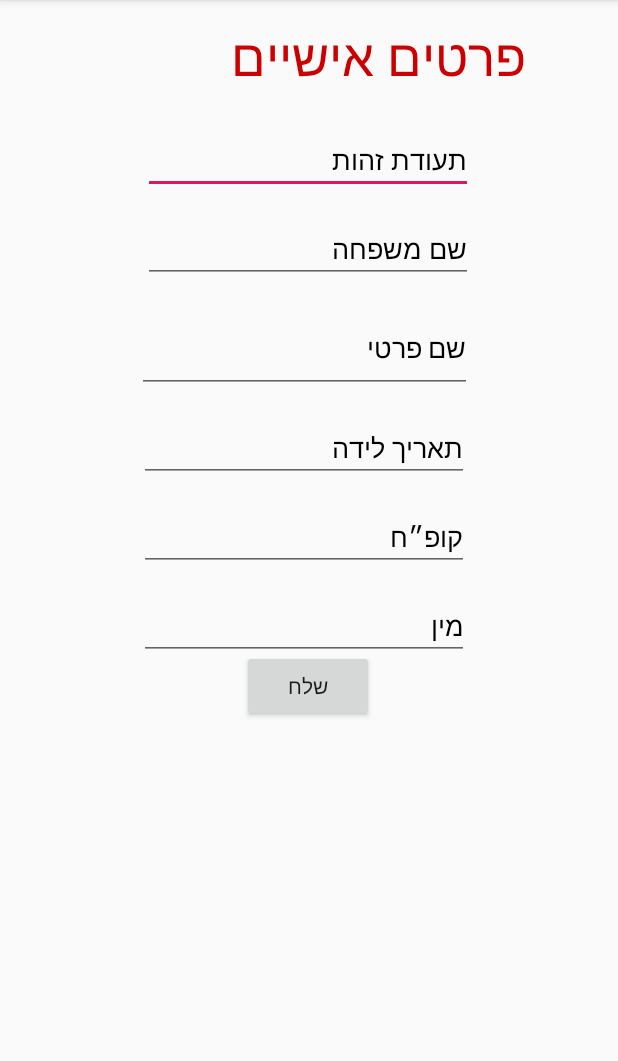
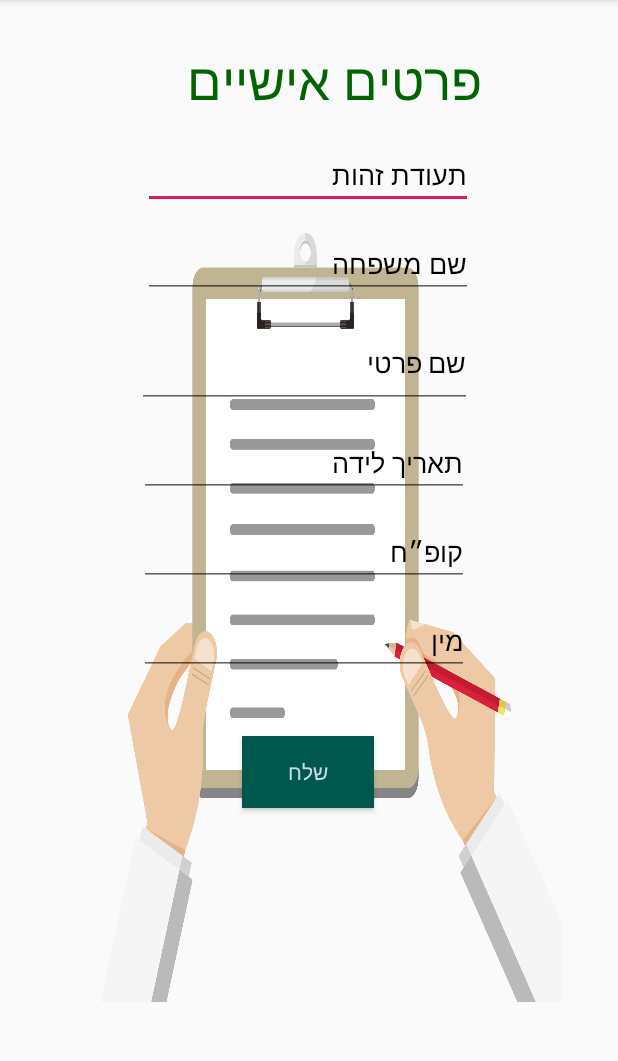
Before and after one commit to EladAbramov/emergenciesApp, an Android app: the ProfileActivity screen opened directly, with no data from a screen before it, on a phone screen of 412 x 824 dp, the part 84-1145 px from its top. Run offline under Robolectric (Android 15) with nearby library versions, the light colour scheme and no system bars; our stand-ins replace Firebase (no records; nobody signed in at launch, a user with empty details on screens opened directly).

Commit message:
new changes

```diff
--- a/app/build.gradle
+++ b/app/build.gradle
@@ -23,7 +23,7 @@ android {
 
 dependencies {
     implementation fileTree(dir: 'libs', include: ['*.jar'])
-    implementation 'androidx.appcompat:appcompat:1.1.0'
+    implementation 'androidx.appcompat:appcompat:1.2.0'
     implementation 'androidx.constraintlayout:constraintlayout:1.1.3'
     implementation 'com.google.firebase:firebase-analytics:17.4.4'
     implementation 'com.google.firebase:firebase-auth:19.3.2'
@@ -36,4 +36,6 @@ dependencies {
     testImplementation 'junit:junit:4.12'
     androidTestImplementation 'androidx.test:runner:1.2.0'
     androidTestImplementation 'androidx.test.espresso:espresso-core:3.2.0'
+    implementation 'com.google.android.material:material:1.2.0'
+
 }
--- a/app/src/main/java/com/example/myproject/authentication/AuthActivity.java
+++ b/app/src/main/java/com/example/myproject/authentication/AuthActivity.java
@@ -13,7 +13,7 @@ import com.google.firebase.auth.FirebaseAuth;
 import com.google.firebase.auth.FirebaseUser;
 
 public class AuthActivity extends AppCompatActivity {
-    public static EditText editTextMobile;
+    public EditText editTextMobile;
     Button btnContinue;
     FirebaseUser currentUser;
 
@@ -37,7 +37,7 @@ public class AuthActivity extends AppCompatActivity {
                 public void onClick(View v) {
                     String mobileNo = editTextMobile.getText().toString().trim();
                     if (mobileNo.isEmpty() || mobileNo.length() < 12) {
-                        editTextMobile.setError("Enter a valid mobile");
+                        editTextMobile.setError("Enter auth_screen_background valid mobile");
                         editTextMobile.requestFocus();
                         return;
                     }
@@ -49,6 +49,4 @@ public class AuthActivity extends AppCompatActivity {
         }
     }
 
-
-
 }
--- a/app/src/main/res/layout/activity_profile.xml
+++ b/app/src/main/res/layout/activity_profile.xml
@@ -4,19 +4,18 @@
     xmlns:tools="http://schemas.android.com/tools"
     android:layout_width="match_parent"
     android:layout_height="match_parent"
+    android:background="@drawable/form2_background"
     tools:context=".authentication.ProfileActivity">
-
-
 
     <TextView
         android:id="@+id/PrsonalDetails"
-        android:layout_width="287dp"
-        android:layout_height="56dp"
-        android:layout_margin="14dp"
-        android:layout_marginTop="28dp"
+        android:layout_width="250dp"
+        android:layout_height="50dp"
+        android:layout_marginEnd="20dp"
+        android:layout_marginTop="30dp"
         android:text="@string/pdeatails"
         android:textAppearance="@style/TextAppearance.AppCompat.Display1"
-        android:textColor="@android:color/holo_red_dark"
+        android:textColor="#006400"
         app:layout_constraintEnd_toEndOf="parent"
         app:layout_constraintHorizontal_bias="0.495"
         app:layout_constraintStart_toStartOf="parent"
@@ -118,18 +117,20 @@
         android:inputType="text"
         android:importantForAutofill="no" />
 
-
     <Button
         android:id="@+id/sent"
         android:layout_width="wrap_content"
         android:layout_height="wrap_content"
+        android:layout_centerHorizontal="true"
+        android:layout_marginTop="100dp"
+        android:background="@color/colorPrimaryDark"
         android:text="@string/sendbutton"
-        app:layout_constraintBottom_toBottomOf="parent"
+        android:textAllCaps="false"
+        android:textColor="#cdd8f1"
+        app:layout_constraintTop_toBottomOf="@+id/Gender"
         app:layout_constraintEnd_toEndOf="parent"
+        app:layout_constraintVertical_bias="0.155"
         app:layout_constraintHorizontal_bias="0.498"
-        app:layout_constraintStart_toStartOf="parent"
-        app:layout_constraintTop_toBottomOf="@+id/Gender"
-        app:layout_constraintVertical_bias="0.155" />
-
+        app:layout_constraintStart_toStartOf="parent" />
 
 </androidx.constraintlayout.widget.ConstraintLayout>
--- a/app/src/main/res/layout/activity_verify_phone.xml
+++ b/app/src/main/res/layout/activity_verify_phone.xml
@@ -4,16 +4,17 @@
     xmlns:tools="http://schemas.android.com/tools"
     android:layout_width="match_parent"
     android:layout_height="match_parent"
+    android:background="@drawable/otp_screen_image"
     tools:context=".authentication.VerifyPhoneActivity">
-
 
     <TextView
         android:id="@+id/textView"
         android:layout_width="wrap_content"
         android:layout_height="wrap_content"
         android:layout_centerHorizontal="true"
-        android:layout_marginStart="56dp"
+        android:layout_marginStart="90dp"
         android:layout_marginTop="172dp"
+        android:layout_marginLeft="200dp"
         android:text="@string/wait_for_the_code"
         android:textAppearance="@style/Base.TextAppearance.AppCompat.Headline"
         android:textColor="@color/colorPrimary"
--- a/app/src/main/res/values/strings.xml
+++ b/app/src/main/res/values/strings.xml
@@ -11,7 +11,7 @@
     <string name="welcome">Welcome</string>
     <string name="sign_out">Sign Out</string>
     <string name="sign_in">Sign In</string>
-    <string name="enter_verification_code">enter verification code</string>
+    <string name="enter_verification_code">Enter SMS code</string>
     <string name="wait_for_the_code">Wait for the code</string>
     <string name="spinner_title" />
     <string-array name="event">
@@ -51,9 +51,9 @@
     values-round/strings.xml for round devices.
     -->
     <string name="hello_world">Hello Square World!</string>
-    <string name="enter_your_mobile_number">enter your mobile number</string>
+    <string name="dont_forget_the_area_code">Example: +972 542539821</string>
     <string name="con">Continue</string>
-    <string name="may_i_ask_your_phone_number">May I ask your phone number?</string>
+    <string name="may_i_ask_your_phone_number">Enter your phone number</string>
     <string name="id">תעודת זהות</string>
     <string name="famname">שם פרטי</string>
     <string name="sex">מין</string>
--- a/app/src/main/res/xml/backup_descriptor.xml
+++ b/app/src/main/res/xml/backup_descriptor.xml
@@ -1,6 +1,6 @@
 <?xml version="1.0" encoding="utf-8"?>
 <full-backup-content>
-    <!-- TODO Remove the following "exclude" elements to make them a part of the auto backup -->
+    <!-- TODO Remove the following "exclude" elements to make them auth_screen_background part of the auto backup -->
     <!-- Exclude the shared preferences file that contains the GCM registrationId -->
     <exclude
         domain="sharedpref"
```
Also changed, not shown: app/src/main/res/layout/activity_auth.xml (+5 -4 lines), app/src/main/res/drawable/auth_screen_background.png (added), app/src/main/res/drawable/form2_background.png (added), app/src/main/res/drawable/form_background.png (added), 3 other files.
